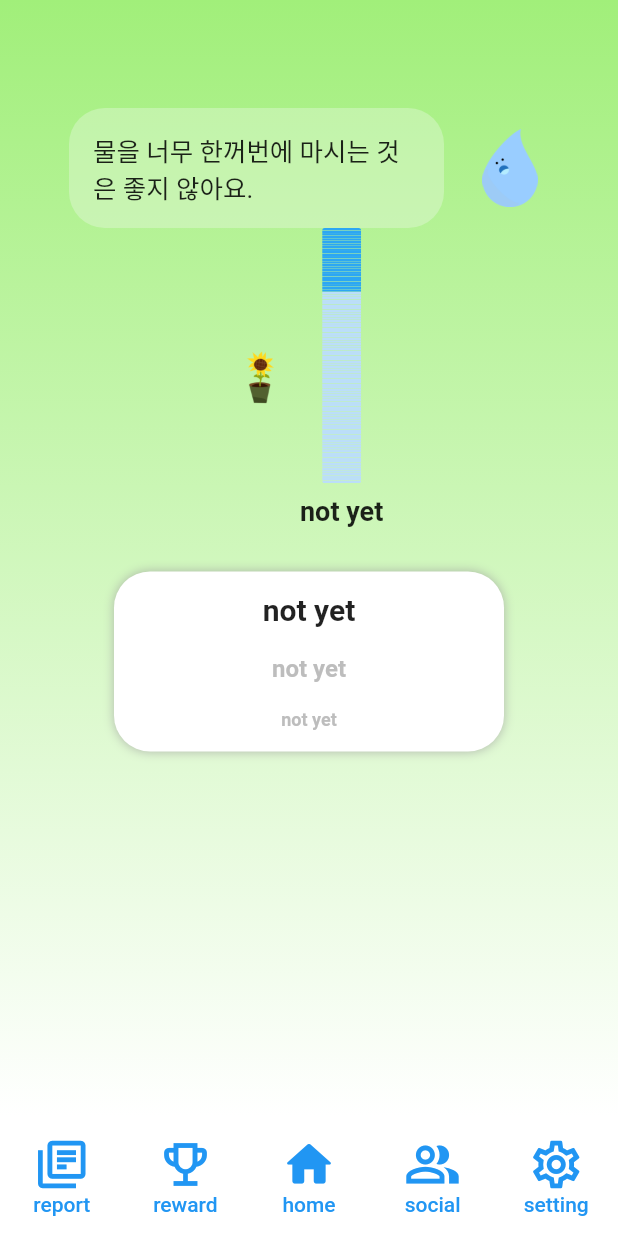
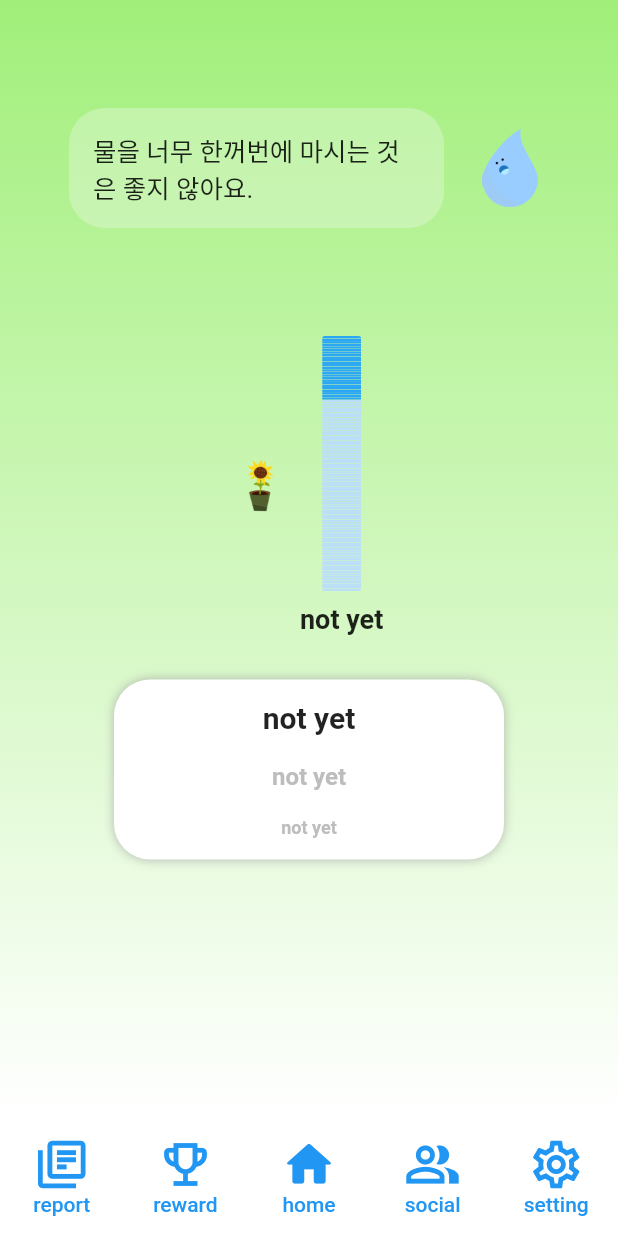
Before and after one commit to yu-so-young2/habitat, a Flutter app: the RewardScreen screen opened by its route, on a phone screen of 412 x 824 dp. Run offline on Flutter 3.47's test engine with Material 2 defaults, Android fonts, the phone set to English and light mode, and no system bars; drawn by our look-alikes of step_progress_indicator; our stand-ins replace awesome_notifications, firebase_core, flutter_blue_plus, flutter_secure_storage, get, google_sign_in and 3 more; missing offline and left inert: indexed, sliding_up_panel2; accounts and stored records are empty; network calls fail; Roboto replaces fonts that are missing (SeoulNamsan).

Commit message:
Fix : design fix

```diff
--- a/habitat/lib/controller/reward_controller.dart
+++ b/habitat/lib/controller/reward_controller.dart
@@ -37,6 +37,7 @@ class RewardController extends GetxController {
       List flowerCollection = <Map<String, dynamic>>[];
       flowerCollection =
           await response.map((dynamic item) => item).toList() ?? [];
+      collection.clear();
       for (var value in flowerCollection) {
         collection.add(value);
       }
--- a/habitat/lib/screens/reward/reward_screen.dart
+++ b/habitat/lib/screens/reward/reward_screen.dart
@@ -49,6 +49,9 @@ class RewardScreen extends StatelessWidget {
                 height: 72,
               ),
               const MwLine(),
+              const SizedBox(
+                height: 72,
+              ),
               GetX<RewardController>(
                 builder: (controller) {
                   return Row(
--- a/habitat/pubspec.yaml
+++ b/habitat/pubspec.yaml
@@ -16,7 +16,7 @@ publish_to: "none" # Remove this line if you wish to publish to pub.dev
 # https://developer.apple.com/library/archive/documentation/General/Reference/InfoPlistKeyReference/Articles/CoreFoundationKeys.html
 # In Windows, build-name is used as the major, minor, and patch parts
 # of the product and file versions while build-number is used as the build suffix.
-version: 1.0.0+6
+version: 1.0.0+7
 
 environment:
   sdk: ">=3.1.0-12.0.dev <4.0.0"
```
Also changed, not shown: habitat/lib/screens/main/main_screen.dart (+8 -9 lines), 1 other file.
